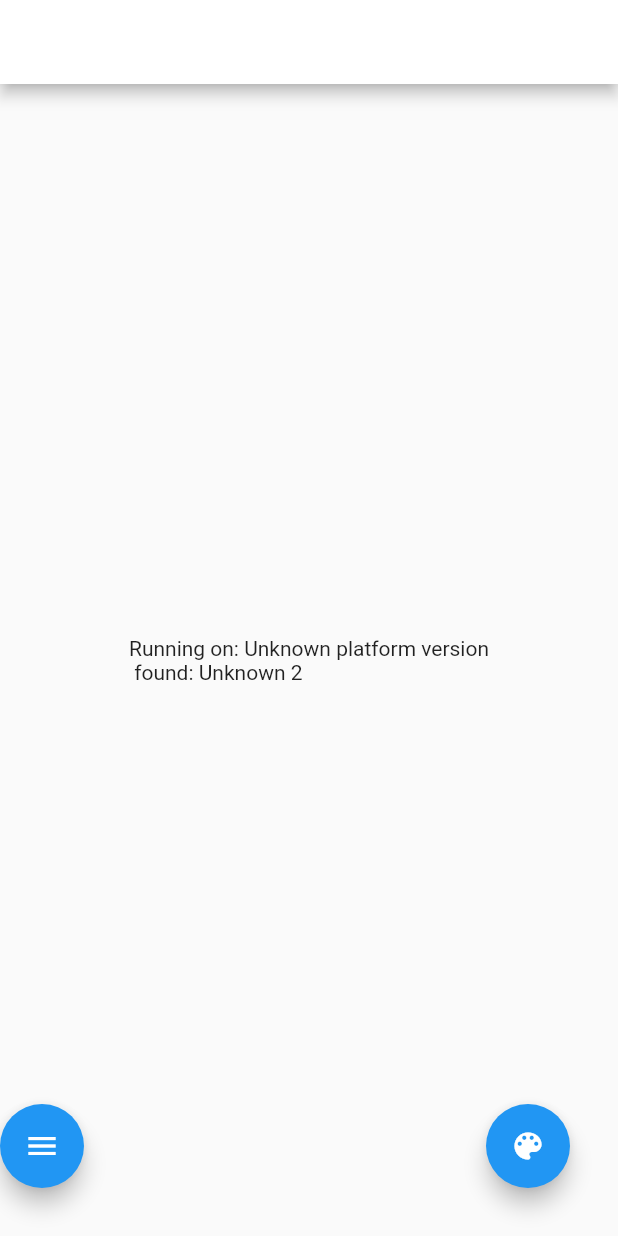
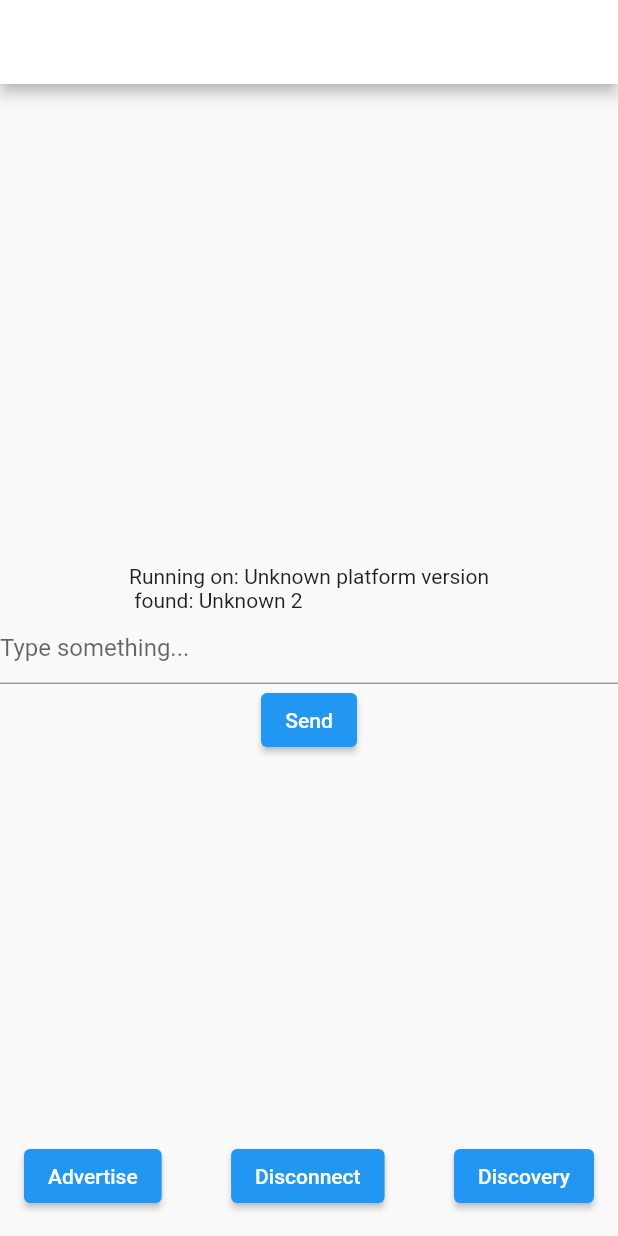
Before and after one commit to IgVelasco/nearby_cross, a Flutter app: the screen it shows after launch, on a phone screen of 412 x 824 dp. Run offline on Flutter 3.47's test engine with Material 2 defaults, Android fonts, the phone set to English and light mode, and no system bars; our stand-ins replace permission_handler, plugin_platform_interface.

Commit message:
Improved ui

```diff
--- a/example/lib/main.dart
+++ b/example/lib/main.dart
@@ -21,6 +21,8 @@ class _MyAppState extends State<MyApp> {
   String _endpointId = 'Unknown 2';
   Color _bgColor = Colors.white;
   final _nearbyCrossPlugin = NearbyCross();
+
+  String serviceId = 'com.example.nearbyCrossExample';
 
   @override
   void initState() {
@@ -68,29 +70,44 @@ class _MyAppState extends State<MyApp> {
           title: const Text('Plugin example app'),
           backgroundColor: _bgColor,
         ),
-        body: Center(
-          child: Text('Running on: $_platformVersion\n found: $_endpointId'),
-        ),
-        floatingActionButton: Stack(
+        body: Column(
+          mainAxisAlignment: MainAxisAlignment.center,
           children: [
-            Positioned(
-              bottom: 16.0,
-              left: 16,
-              child: FloatingActionButton(
-                onPressed: _advertise,
-                child: const Icon(Icons.menu),
+            Text('Running on: $_platformVersion\n found: $_endpointId'),
+            const TextField(
+              decoration: InputDecoration(
+                hintText: 'Type something...',
               ),
             ),
-            Positioned(
-              bottom: 16.0,
-              right: 16,
-              child: FloatingActionButton(
-                onPressed: _startDiscovery,
-                child: const Icon(Icons.color_lens),
-              ),
+            ElevatedButton(
+              onPressed: () {
+                // Perform the send action here
+              },
+              child: const Text('Send'),
             ),
           ],
         ),
+        floatingActionButton: Padding(
+          padding: const EdgeInsets.symmetric(horizontal: 16.0),
+          child: Row(
+            mainAxisAlignment: MainAxisAlignment.spaceBetween,
+            children: [
+              ElevatedButton(
+                onPressed: _advertise,
+                child: const Text('Advertise'),
+              ),
+              ElevatedButton(
+                onPressed: _disconnect,
+                child: const Text('Disconnect'),
+              ),
+              ElevatedButton(
+                onPressed: _startDiscovery,
+                child: const Text('Discovery'),
+              ),
+            ],
+          ),
+        ),
+        floatingActionButtonLocation: FloatingActionButtonLocation.centerFloat,
       ),
     );
   }
@@ -109,7 +126,7 @@ class _MyAppState extends State<MyApp> {
 
     try {
       await NearbyCross.requestPermissions();
-      await NearbyCross.startDiscovery('com.example.nearbyCrossExample');
+      await NearbyCross.startDiscovery(serviceId);
     } catch (e) {
       print('Error starting discovery: $e');
     }
@@ -126,7 +143,7 @@ class _MyAppState extends State<MyApp> {
 
     try {
       await NearbyCross.requestPermissions();
-      await NearbyCross.advertise('com.example.nearbyCrossExample');
+      await NearbyCross.advertise(serviceId);
     } catch (e) {
       print('Error starting discovery: $e');
     }
@@ -135,4 +152,12 @@ class _MyAppState extends State<MyApp> {
       _isDiscovering = false;
     });
   }
+
+  void _disconnect() async {
+    try {
+      await NearbyCross.disconnect(serviceId);
+    } catch (e) {
+      print('Error disconnecting: $e');
+    }
+  }
 }
```
